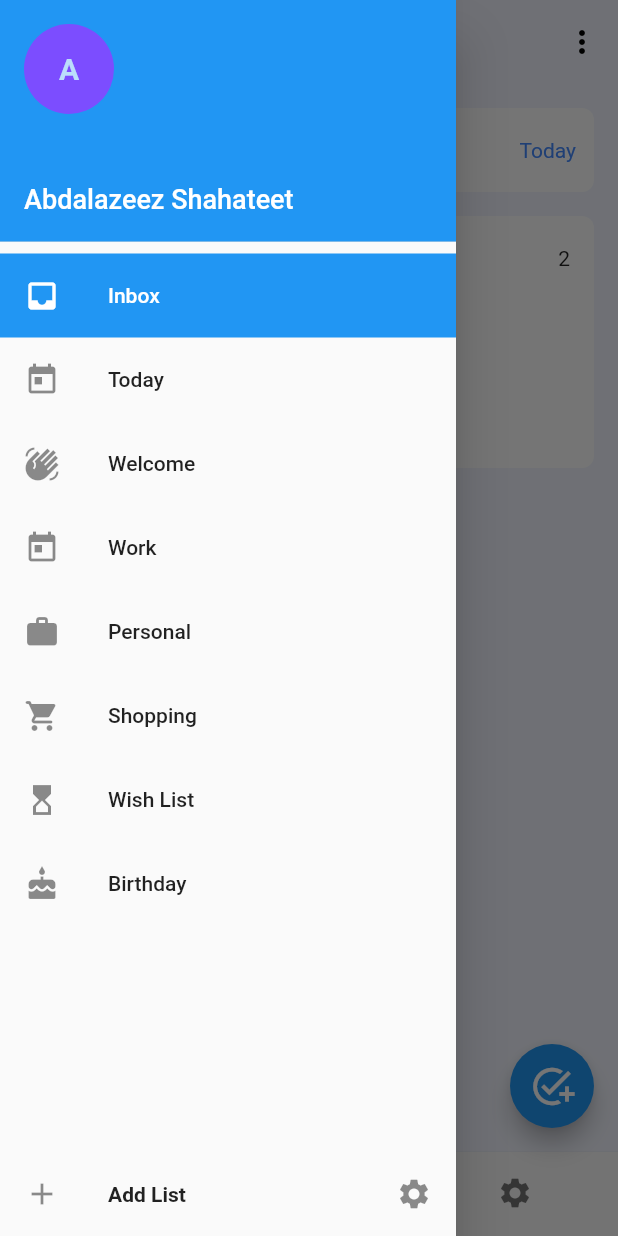
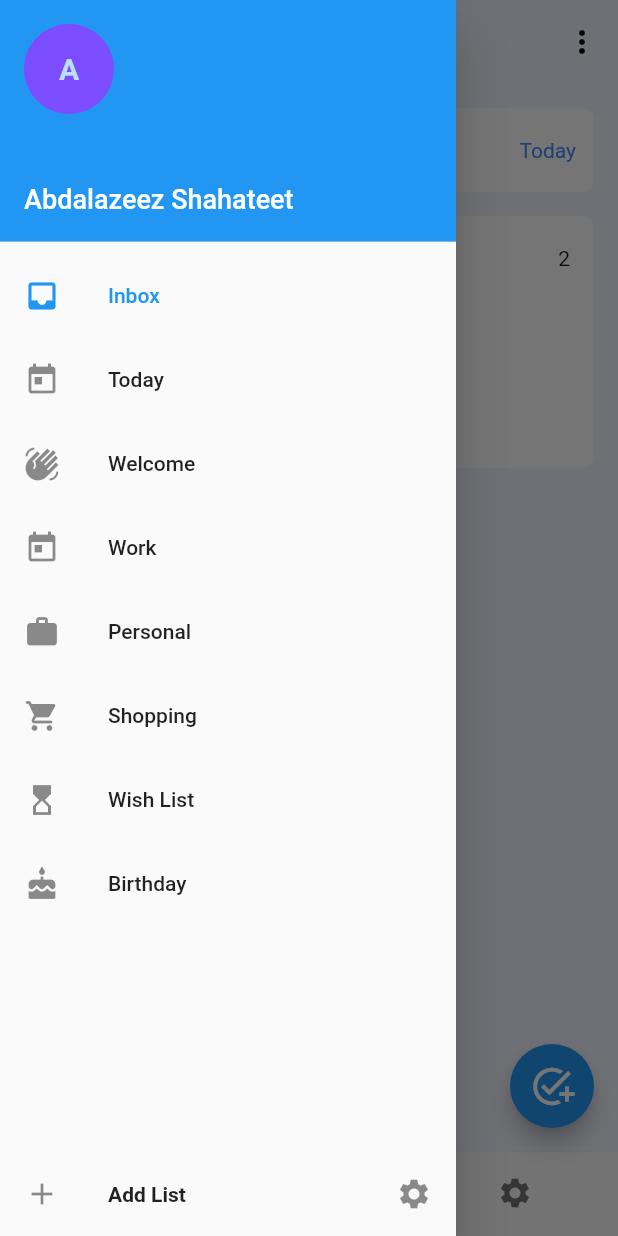
Before and after one commit to abdalazeezS/Task-Planner, a Flutter app: the screen it shows after launch, with the side drawer open, on a phone screen of 412 x 824 dp. Run offline on Flutter 3.47's test engine with Material 2 defaults, Android fonts, the phone set to English and light mode, and no system bars.

Commit message:
change current category lisTile style

```diff
--- a/lib/widgets/app_drawer.dart
+++ b/lib/widgets/app_drawer.dart
@@ -57,9 +57,9 @@ class AppDrawer extends StatelessWidget {
                   onTap: () {},
                   child: Ink(
                     child: ListTile(
-                      tileColor: category == currentCategory
-                          ? ThemeData().primaryColor
-                          : null,
+                      // tileColor: category == currentCategory
+                      //     ? ThemeData().primaryColor
+                      //     : null,
                       onTap: () {
                         Provider.of<TaskProvider>(
                           context,
@@ -75,13 +75,13 @@ class AppDrawer extends StatelessWidget {
                       leading: Icon(
                         Categories.categoriesList[index].icon,
                         color:
-                            category == currentCategory ? Colors.white : null,
+                            category == currentCategory ? ThemeData().primaryColor : null,
                       ),
                       title: Text(
                         Categories.categoriesList[index].name,
                         style: TextStyle(
                           color:
-                              category == currentCategory ? Colors.white : null,
+                              category == currentCategory ? ThemeData().primaryColor : null,
                         ),
                       ),
                     ),
```
